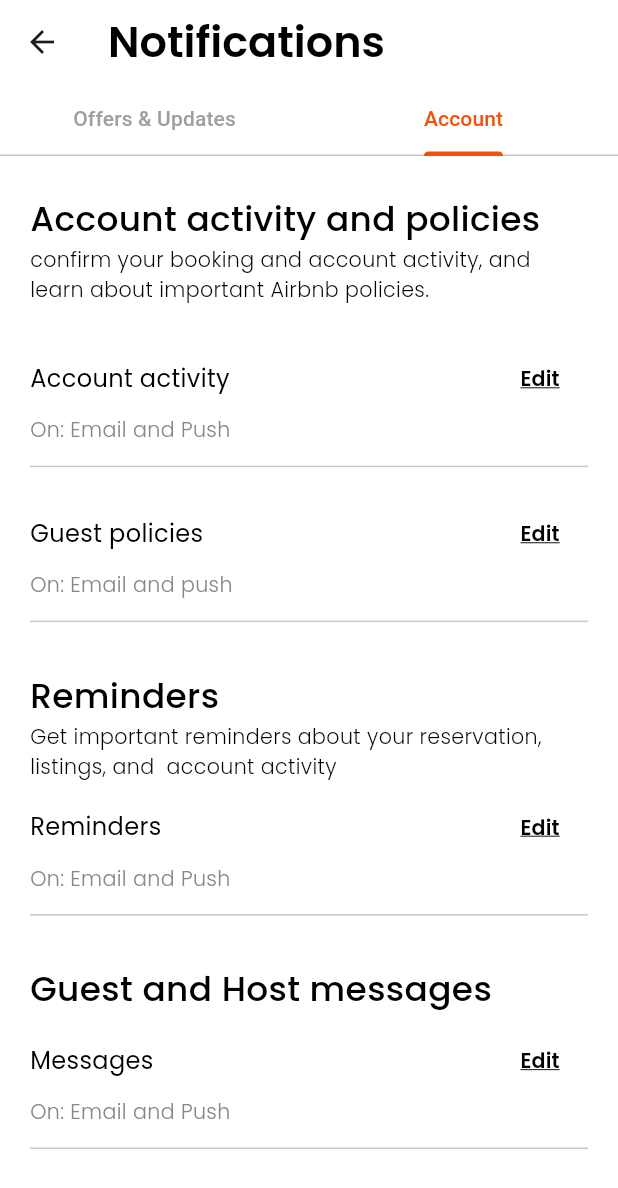
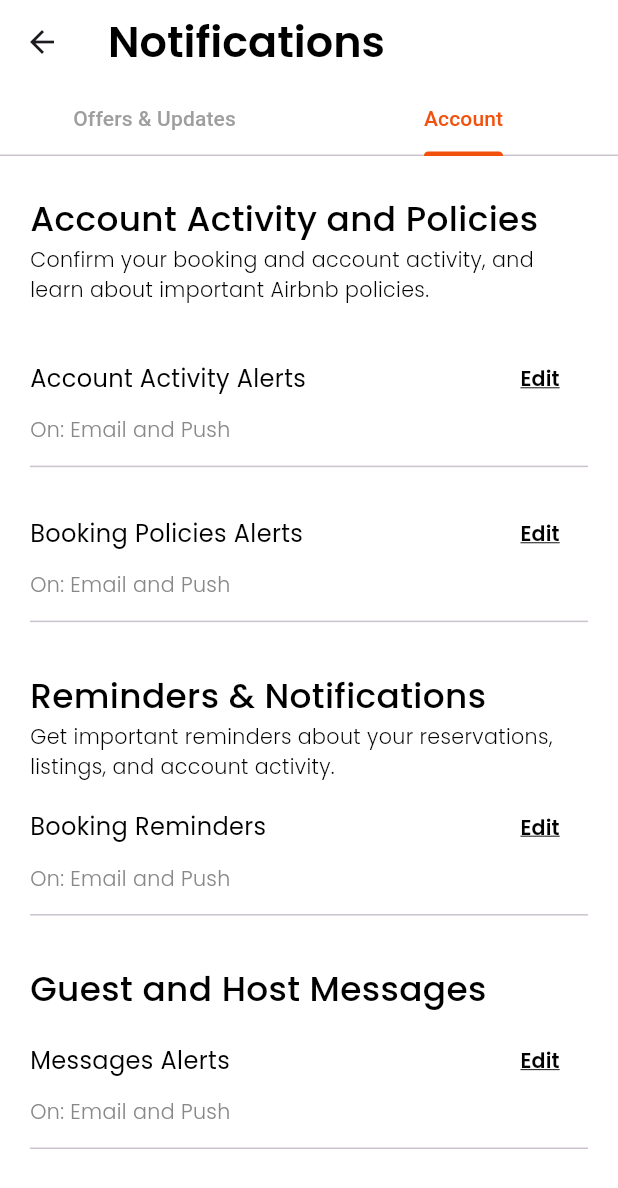
Before and after one commit to wajehafatima/air-bnb, a Flutter app: the NotificationView screen opened directly, tab 2 chosen, after a tap on "Edit", on a phone screen of 412 x 824 dp. Shown: the top 1188 px of the screen. Run offline on Flutter 3.47's test engine with Material 3 defaults, Android fonts, the phone set to English and light mode, and no system bars; our stand-ins replace country_picker, fl_chart, flutter_screenutil, google_fonts, google_maps_flutter, matcher.

Commit message:
update code

```diff
--- a/lib/src/view/homeview/profile-view/settings-view/notification-view/notification/account-view.dart
+++ b/lib/src/view/homeview/profile-view/settings-view/notification-view/notification/account-view.dart
@@ -1,4 +1,3 @@
-// Separate StatefulWidget for Account Tab
 import 'package:air_bnb/src/controller/components/personalDetails-list.dart';
 import 'package:air_bnb/src/controller/components/primaryText.dart';
 import 'package:air_bnb/src/controller/constants/colors/appColors.dart';
@@ -16,32 +15,75 @@ class _AccountScreenState extends State<AccountScreen> {
   @override
   Widget build(BuildContext context) {
     return Padding(
-      padding: const EdgeInsets.only(left: 20,right: 20),
-      child: Column(crossAxisAlignment: CrossAxisAlignment.start,
-        children: [SizedBox(height: 20.h,),
-          Primarytext(text: 'Account activity and policies', fontSize: 20.sp, fontWeight: FontWeight.w500,
-            textColor: appColors.blacktext,),
-          Primarytext(text: 'confirm your booking and account activity, and learn about important Airbnb policies.', fontSize: 12.sp,
-              fontWeight: FontWeight.w300, textColor: appColors.blacktext),
-          SizedBox(height: 15.h,),
-          PersonalDetails(title: 'Account activity', title2: 'On: Email and Push', buttonText:'Edit', onTap: (){}),
-          SizedBox(height: 5.h,),
-          PersonalDetails(title: 'Guest policies', title2:'On: Email and push ', buttonText: 'Edit', onTap:(){}),
-
-          SizedBox(height: 20.h,),
-          Primarytext(text: 'Reminders', fontSize: 20.sp,
-              fontWeight:FontWeight.w500, textColor: appColors.blacktext),
-          Primarytext(text: 'Get important reminders about your reservation, listings, and  account activity', fontSize:12.sp,
-              fontWeight: FontWeight.w300, textColor: appColors.blacktext),
-          PersonalDetails(title: 'Reminders', title2: 'On: Email and Push', buttonText: 'Edit', onTap:(){}),
-          SizedBox(height: 20.h,),
-          Primarytext(text: 'Guest and Host messages', fontSize:20.sp, fontWeight:FontWeight.w500,
-              textColor: appColors.blacktext),
-          PersonalDetails(title: 'Messages', title2:'On: Email and Push', buttonText:'Edit', onTap: (){},
-
-
-
-          ) ],
+      padding: const EdgeInsets.only(left: 20, right: 20),
+      child: Column(
+        crossAxisAlignment: CrossAxisAlignment.start,
+        children: [
+          SizedBox(height: 20.h),
+          Primarytext(
+            text: 'Account Activity and Policies',
+            fontSize: 20.sp,
+            fontWeight: FontWeight.w500,
+            textColor: appColors.blacktext,
+          ),
+          Primarytext(
+            text:
+                'Confirm your booking and account activity, and learn about important Airbnb policies.',
+            fontSize: 12.sp,
+            fontWeight: FontWeight.w300,
+            textColor: appColors.blacktext,
+          ),
+          SizedBox(height: 15.h),
+          // Notifications for account activity
+          PersonalDetails(
+            title: 'Account Activity Alerts',
+            title2: 'On: Email and Push',
+            buttonText: 'Edit',
+            onTap: () {},
+          ),
+          SizedBox(height: 5.h),
+          PersonalDetails(
+            title: 'Booking Policies Alerts',
+            title2: 'On: Email and Push',
+            buttonText: 'Edit',
+            onTap: () {},
+          ),
+          SizedBox(height: 20.h),
+          Primarytext(
+            text: 'Reminders & Notifications',
+            fontSize: 20.sp,
+            fontWeight: FontWeight.w500,
+            textColor: appColors.blacktext,
+          ),
+          Primarytext(
+            text:
+                'Get important reminders about your reservations, listings, and account activity.',
+            fontSize: 12.sp,
+            fontWeight: FontWeight.w300,
+            textColor: appColors.blacktext,
+          ),
+          // Automated reminders for bookings, reviews, and verification processes
+          PersonalDetails(
+            title: 'Booking Reminders',
+            title2: 'On: Email and Push',
+            buttonText: 'Edit',
+            onTap: () {},
+          ),
+          SizedBox(height: 20.h),
+          Primarytext(
+            text: 'Guest and Host Messages',
+            fontSize: 20.sp,
+            fontWeight: FontWeight.w500,
+            textColor: appColors.blacktext,
+          ),
+          // Notifications for guest and host communication
+          PersonalDetails(
+            title: 'Messages Alerts',
+            title2: 'On: Email and Push',
+            buttonText: 'Edit',
+            onTap: () {},
+          ),
+        ],
       ),
     );
   }
--- a/lib/src/view/homeview/profile-view/settings-view/notification-view/notification/offers-view.dart
+++ b/lib/src/view/homeview/profile-view/settings-view/notification-view/notification/offers-view.dart
@@ -1,4 +1,3 @@
-// Separate StatefulWidget for Offers & Updates Tab
 import 'package:air_bnb/src/controller/components/personalDetails-list.dart';
 import 'package:air_bnb/src/controller/components/primaryText.dart';
 import 'package:air_bnb/src/controller/constants/colors/appColors.dart';
@@ -17,34 +16,86 @@ class _OffersAndUpdatesScreenState extends State<OffersAndUpdatesScreen> {
   Widget build(BuildContext context) {
     return SingleChildScrollView(
       child: Padding(
-        padding: const EdgeInsets.only(left: 20,right: 20),
-        child: Column(crossAxisAlignment: CrossAxisAlignment.start,
-          children: [SizedBox(height: 20.h,),
-          Primarytext(text: 'Travel tips and offers', fontSize: 20.sp,
-              fontWeight: FontWeight.w500, textColor: appColors.blacktext),
-            Primarytext(text: 'Inspire your next trip with personalized recommendations and special offers',
-                fontSize: 12.sp, fontWeight: FontWeight.w300 ,textColor: appColors.blacktext),
-
-            PersonalDetails(title: 'Inspiraion and offers', title2: 'On: Email and Push',
-                buttonText: 'Edit', onTap: (){}),
-
-            PersonalDetails(title: 'Trip planning', title2: 'On: Email and Push',
-                buttonText: 'Edit', onTap: (){}),
-            SizedBox(height: 20.h,),
-            Primarytext(text: 'Airbnb Updates', fontSize:20.sp, fontWeight: FontWeight.w500,
+        padding: const EdgeInsets.only(left: 20, right: 20),
+        child: Column(
+          crossAxisAlignment: CrossAxisAlignment.start,
+          children: [
+            SizedBox(height: 20.h),
+            Primarytext(
+                text: 'Booking Reminders & Offers',
+                fontSize: 20.sp,
+                fontWeight: FontWeight.w500,
                 textColor: appColors.blacktext),
-            Primarytext(text: 'Stay up date on the latest news from Airbnb, and let us know how we can improve ', fontSize: 12.sp,
-                fontWeight: FontWeight.w300, textColor: appColors.blacktext),
-            PersonalDetails(title: 'News and programs', title2: 'On: Email and Push', buttonText: 'Edit', onTap:(){}),
-            PersonalDetails(title: 'Feedback', title2:'On: Email and Push', buttonText: 'Edit', onTap:(){}),
-            PersonalDetails(title: 'Travel regulations', title2:'On: Email and Push', buttonText: 'Edit', onTap: (){}),
-            SizedBox(height: 20.h,),
-            Primarytext(text: 'Unsubscribe from all offers and updates', fontSize: 20.sp,
-                fontWeight: FontWeight.w500, textColor: appColors.blacktext),
-            Primarytext(text: 'You\'ll continue to get notifications about your account activity', fontSize:12.sp,
-                fontWeight: FontWeight.w300, textColor: appColors.blacktext),
-            PersonalDetails(title: 'All offers and updates', title2:'On: Email and Push', buttonText:'Edit', onTap:(){}),
-        ],),
+            Primarytext(
+                text:
+                    'Get personalized notifications about your bookings, reviews, and payments.',
+                fontSize: 12.sp,
+                fontWeight: FontWeight.w300,
+                textColor: appColors.blacktext),
+            // Personalized booking notifications (Automated reminders)
+            PersonalDetails(
+              title: 'Booking Reminders',
+              title2: 'On: Email and Push',
+              buttonText: 'Edit',
+              onTap: () {},
+            ),
+            PersonalDetails(
+              title: 'Payment Notifications',
+              title2: 'On: Email and Push',
+              buttonText: 'Edit',
+              onTap: () {},
+            ),
+            SizedBox(height: 20.h),
+            Primarytext(
+                text: 'Airbnb Updates & Alerts',
+                fontSize: 20.sp,
+                fontWeight: FontWeight.w500,
+                textColor: appColors.blacktext),
+            Primarytext(
+                text:
+                    'Stay up to date with reports, cancellations, and other important alerts.',
+                fontSize: 12.sp,
+                fontWeight: FontWeight.w300,
+                textColor: appColors.blacktext),
+            // Notifications for reports, cancellations, and review requests
+            PersonalDetails(
+              title: 'Booking Reports',
+              title2: 'On: Email and Push',
+              buttonText: 'Edit',
+              onTap: () {},
+            ),
+            PersonalDetails(
+              title: 'Cancellation Alerts',
+              title2: 'On: Email and Push',
+              buttonText: 'Edit',
+              onTap: () {},
+            ),
+            PersonalDetails(
+              title: 'Review Requests',
+              title2: 'On: Email and Push',
+              buttonText: 'Edit',
+              onTap: () {},
+            ),
+            SizedBox(height: 20.h),
+            Primarytext(
+                text: 'Unsubscribe from all notifications',
+                fontSize: 20.sp,
+                fontWeight: FontWeight.w500,
+                textColor: appColors.blacktext),
+            Primarytext(
+                text:
+                    'You\'ll continue to get notifications about account activity.',
+                fontSize: 12.sp,
+                fontWeight: FontWeight.w300,
+                textColor: appColors.blacktext),
+            PersonalDetails(
+              title: 'All Notifications',
+              title2: 'On: Email and Push',
+              buttonText: 'Edit',
+              onTap: () {},
+            ),
+          ],
+        ),
       ),
     );
   }
```
Also changed, not shown: lib/admin_views/admin-home-view/support-tickets-view/support-tickets.dart (+94 -4 lines), lib/src/view/homeview/profile-view/settings-view/notification-view/notification-view.dart (+14 -9 lines).
